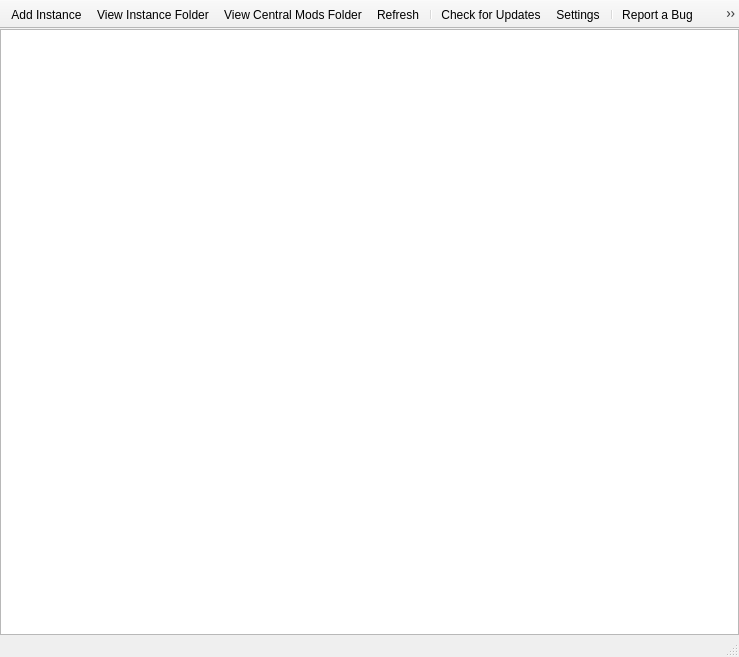
Above: gui/mainwindow.ui from FreesmTeam/FreesmLauncher before the change. Below: the same form after it.
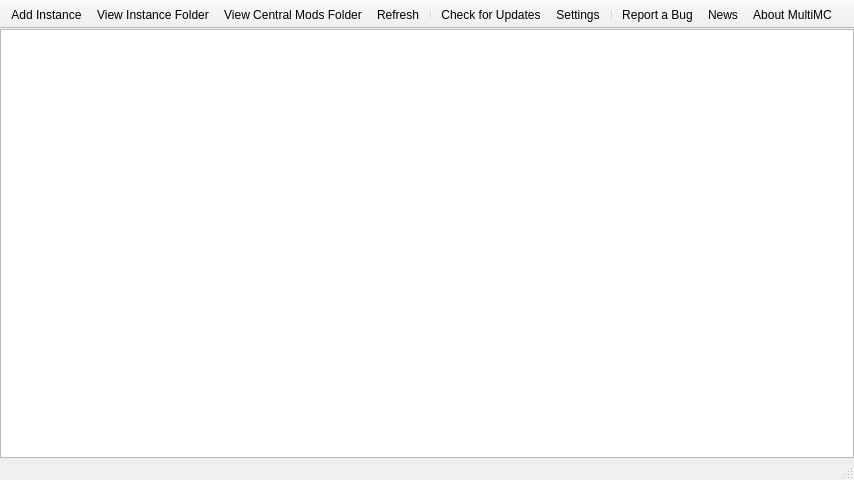
That is the form after the change. Icons and pictures are not drawn.

Commit message: Resized main window and added version info.

```diff
--- a/gui/mainwindow.ui
+++ b/gui/mainwindow.ui
@@ -6,8 +6,8 @@
    <rect>
     <x>0</x>
     <y>0</y>
-    <width>739</width>
-    <height>657</height>
+    <width>854</width>
+    <height>480</height>
    </rect>
   </property>
   <property name="windowTitle">
```
The commit also changes 4 other files.
